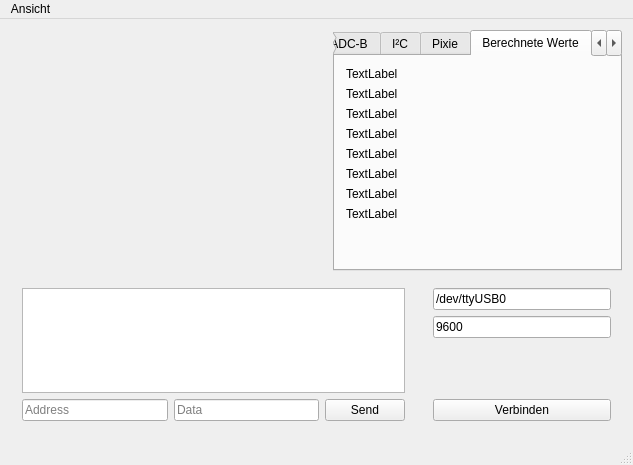
Qt form mainwindow.ui (aul12/RobotDebug) before a commit.
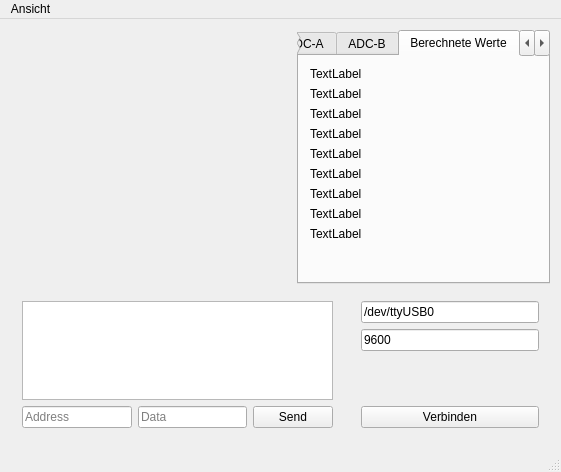
The same form after that commit. The open tabs and pages were chosen to show the change.

Commit message: Small bugfixes, now runs on windows

Patch:
```diff
--- a/mainwindow.ui
+++ b/mainwindow.ui
@@ -6,8 +6,8 @@
    <rect>
     <x>0</x>
     <y>0</y>
-    <width>633</width>
-    <height>465</height>
+    <width>561</width>
+    <height>472</height>
    </rect>
   </property>
   <property name="windowTitle">
@@ -191,6 +191,89 @@
         </item>
        </layout>
       </widget>
+      <widget class="QWidget" name="tabBerechnet">
+       <attribute name="title">
+        <string>Berechnete Werte</string>
+       </attribute>
+       <layout class="QVBoxLayout" name="verticalLayout">
+        <item>
+         <widget class="QLabel" name="labelBerechnetBallwinkel">
+          <property name="text">
+           <string>TextLabel</string>
+          </property>
+         </widget>
+        </item>
+        <item>
+         <widget class="QLabel" name="labelBerechnetBallDistanz">
+          <property name="text">
+           <string>TextLabel</string>
+          </property>
+         </widget>
+        </item>
+        <item>
+         <widget class="QLabel" name="labelBerechnetFahrtwinkel">
+          <property name="text">
+           <string>TextLabel</string>
+          </property>
+         </widget>
+        </item>
+        <item>
+         <widget class="QLabel" name="labelBerechnetPosX">
+          <property name="text">
+           <string>TextLabel</string>
+          </property>
+         </widget>
+        </item>
+        <item>
+         <widget class="QLabel" name="labelBerechnetPosY">
+          <property name="text">
+           <string>TextLabel</string>
+          </property>
+         </widget>
+        </item>
+        <item>
+         <widget class="QLabel" name="labelBerechnetSollPhi">
+          <property name="text">
+           <string>TextLabel</string>
+          </property>
+         </widget>
+        </item>
+        <item>
+         <widget class="QLabel" name="labelBerechnetDeltaPhi">
+          <property name="text">
+           <string>TextLabel</string>
+          </property>
+         </widget>
+        </item>
+        <item>
+         <widget class="QLabel" name="labelBerechnetProgramm">
+          <property name="text">
+           <string>TextLabel</string>
+          </property>
+         </widget>
+        </item>
+        <item>
+         <widget class="QLabel" name="labelBerechnetKameraWinkel">
+          <property name="text">
+           <string>TextLabel</string>
+          </property>
+         </widget>
+        </item>
+        <item>
+         <spacer name="verticalSpacer_7">
+          <property name="orientation">
+           <enum>Qt::Vertical</enum>
+          </property>
+          <property name="sizeHint" stdset="0">
+           <size>
+            <width>20</width>
+            <height>40</height>
+           </size>
+          </property>
+         </spacer>
+        </item>
+       </layout>
+      </widget>
       <widget class="QWidget" name="tabI2C">
        <attribute name="title">
         <string>I²C</string>
@@ -315,82 +398,6 @@
         </item>
        </layout>
       </widget>
-      <widget class="QWidget" name="tabBerechnet">
-       <attribute name="title">
-        <string>Berechnete Werte</string>
-       </attribute>
-       <layout class="QVBoxLayout" name="verticalLayout">
-        <item>
-         <widget class="QLabel" name="labelBerechnetBallwinkel">
-          <property name="text">
-           <string>TextLabel</string>
-          </property>
-         </widget>
-        </item>
-        <item>
-         <widget class="QLabel" name="labelBerechnetFahrtwinkel">
-          <property name="text">
-           <string>TextLabel</string>
-          </property>
-         </widget>
-        </item>
-        <item>
-         <widget class="QLabel" name="labelBerechnetPosX">
-          <property name="text">
-           <string>TextLabel</string>
-          </property>
-         </widget>
-        </item>
-        <item>
-         <widget class="QLabel" name="labelBerechnetPosY">
-          <property name="text">
-           <string>TextLabel</string>
-          </property>
-         </widget>
-        </item>
-        <item>
-         <widget class="QLabel" name="labelBerechnetSollPhi">
-          <property name="text">
-           <string>TextLabel</string>
-          </property>
-         </widget>
-        </item>
-        <item>
-         <widget class="QLabel" name="labelBerechnetDeltaPhi">
-          <property name="text">
-           <string>TextLabel</string>
-          </property>
-         </widget>
-        </item>
-        <item>
-         <widget class="QLabel" name="labelBerechnetProgramm">
-          <property name="text">
-           <string>TextLabel</string>
-          </property>
-         </widget>
-        </item>
-        <item>
-         <widget class="QLabel" name="labelBerechnetKameraWinkel">
-          <property name="text">
-           <string>TextLabel</string>
-          </property>
-         </widget>
-        </item>
-        <item>
-         <spacer name="verticalSpacer_7">
-          <property name="orientation">
-           <enum>Qt::Vertical</enum>
-          </property>
-          <property name="sizeHint" stdset="0">
-           <size>
-            <width>20</width>
-            <height>40</height>
-           </size>
-          </property>
-         </spacer>
-        </item>
-       </layout>
-      </widget>
       <widget class="QWidget" name="tabDigital">
        <attribute name="title">
         <string>Digital</string>
@@ -695,8 +702,8 @@
     <rect>
      <x>0</x>
      <y>0</y>
-     <width>633</width>
-     <height>20</height>
+     <width>561</width>
+     <height>19</height>
     </rect>
    </property>
    <widget class="QMenu" name="menuVerbindung">
```
Left out of the diff: 18 changed lines with no effect on the pictures. The commit also changes 5 other files.
